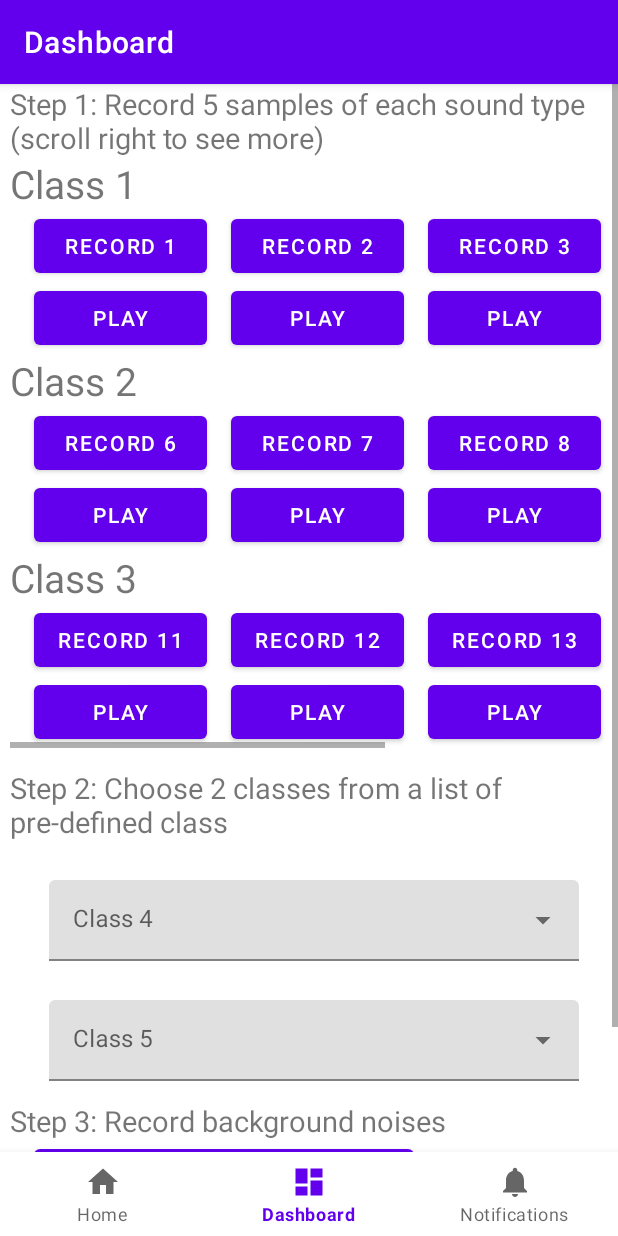
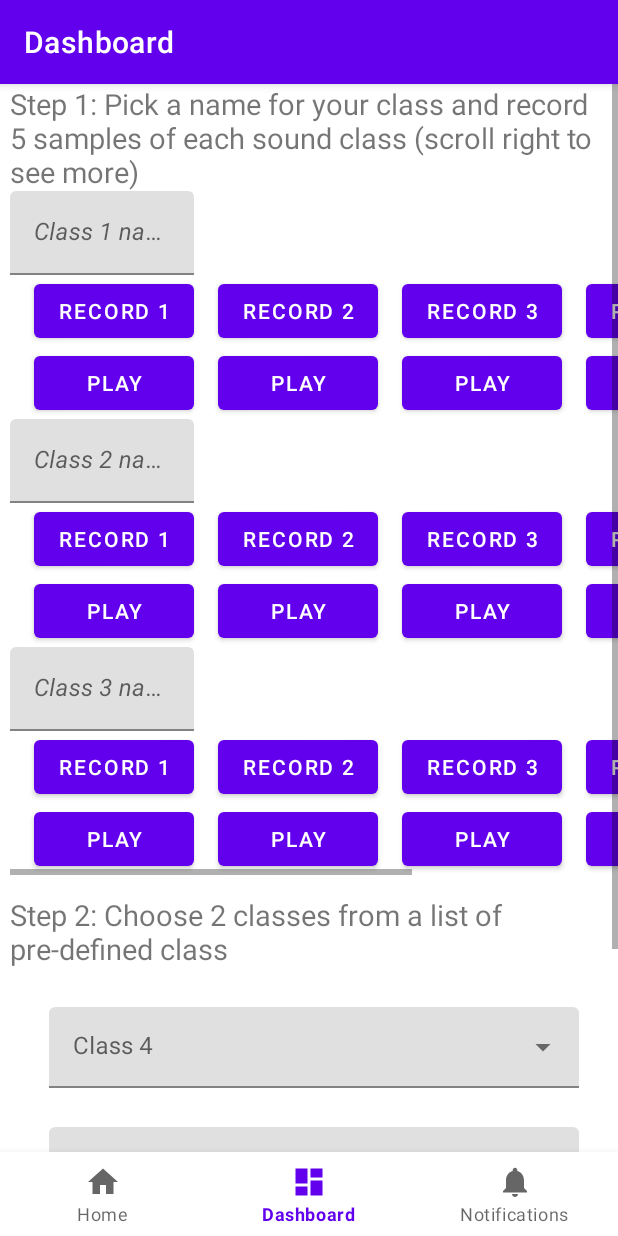
Before and after one commit to makeabilitylab/ProtoSound, an Android app: the DashboardFragment screen opened through its navigation route, on a phone screen of 412 x 824 dp. Run offline under Robolectric (Android 15) with nearby library versions, the phone set to English and light mode, and no system bars; our stand-ins replace navigation-ui, sdp/ssp sizes; libraries missing offline, so code that uses them is left out: com.github.nkzawa.emitter, com.github.nkzawa.socketio; 7 statements that could not run were skipped.

Commit message:
Add new Emitter, fix UI

```diff
--- a/app/src/main/java/com/makeability/protosound/MainActivity.java
+++ b/app/src/main/java/com/makeability/protosound/MainActivity.java
@@ -147,10 +147,6 @@ public class MainActivity extends AppCompatActivity {
         } catch (JSONException e) {
             e.printStackTrace();
         }
-
-//        MainActivity.mSocket.emit("android_test");
-//        MainActivity.mSocket.emit("audio_data", jsonObject);
-
 
         setContentView(R.layout.activity_main);
         BottomNavigationView navView = findViewById(R.id.nav_view);
--- a/app/src/main/java/com/makeability/protosound/ui/dashboard/DashboardFragment.java
+++ b/app/src/main/java/com/makeability/protosound/ui/dashboard/DashboardFragment.java
@@ -1,15 +1,17 @@
 package com.makeability.protosound.ui.dashboard;
 
 import android.Manifest;
-import android.annotation.SuppressLint;
 import android.content.pm.PackageManager;
 import android.graphics.Color;
 import android.media.AudioFormat;
 import android.os.Bundle;
+import android.text.Editable;
+import android.text.TextWatcher;
 import android.util.Log;
 import android.view.LayoutInflater;
 import android.view.View;
 import android.view.ViewGroup;
+import android.widget.AdapterView;
 import android.widget.ArrayAdapter;
 import android.widget.AutoCompleteTextView;
 import android.widget.Button;
@@ -22,6 +24,7 @@ import androidx.lifecycle.ViewModelProvider;
 
 import com.github.nkzawa.emitter.Emitter;
 import com.github.nkzawa.socketio.client.Socket;
+import com.google.android.material.textfield.TextInputEditText;
 import com.makeability.protosound.MainActivity;
 import com.makeability.protosound.R;
 import com.makeability.protosound.utils.SoundRecorder;
@@ -39,8 +42,8 @@ import java.io.FileOutputStream;
 import java.io.IOException;
 import java.nio.ByteBuffer;
 import java.nio.ByteOrder;
-import java.sql.Struct;
 import java.util.ArrayList;
+import java.util.Arrays;
 import java.util.HashMap;
 import java.util.List;
 import java.util.Map;
@@ -49,6 +52,7 @@ import java.util.TimerTask;
 
 public class DashboardFragment extends Fragment {
 
+    private String TAG = "Dashboard";
     private static final boolean TEST = true;
     private DashboardViewModel dashboardViewModel;
     private Socket mSocket;
@@ -62,7 +66,7 @@ public class DashboardFragment extends Fragment {
     private boolean isRecording = false;
     int BufferElements2Rec = 1024; // want to play 2048 (2K) since 2 bytes we use only 1024
     int BytesPerElement = 2; // 2 bytes in 16bit format
-    String TAG = "Dashboard";
+    String[] labelList = {"", "", "", "", ""};
     SoundRecorder recorder;
     int[] recordButtonList = {R.id.record_1, R.id.record_2, R.id.record_3, R.id.record_4,
             R.id.record_5, R.id.record_6, R.id.record_7, R.id.record_8, R.id.record_9,
@@ -78,10 +82,6 @@ public class DashboardFragment extends Fragment {
                 new ViewModelProvider(this).get(DashboardViewModel.class);
         View root = inflater.inflate(R.layout.fragment_dashboard, container, false);
 
-//        SocketUtil socketUtil = new SocketUtil();
-//        mSocket = socketUtil.getSocket();
-//        mSocket.on("android_test", onConnect);
-//        mSocket.connect();
         Map<Integer, Integer> recordPlayMap = new HashMap<>();
         for (int i = 0; i < playButtonList.length; i++) {
             if (!recordPlayMap.containsKey(playButtonList[i])) {
@@ -114,16 +114,72 @@ public class DashboardFragment extends Fragment {
         spinner.setAdapter(adapter);
         spinner2.setAdapter(adapter);
 
+        // Set Listener for spinner
+        setOnItemClickListener(spinner, 4);
+        setOnItemClickListener(spinner2, 5);
+
+        // Setup 3 edit texts for 3 classes
+        TextInputEditText field_1 = (TextInputEditText) root.findViewById(R.id.class_1);
+        TextInputEditText field_2 = (TextInputEditText) root.findViewById(R.id.class_2);
+        TextInputEditText field_3 = (TextInputEditText) root.findViewById(R.id.class_3);
+        setOnClickText(field_1, 1);
+        setOnClickText(field_2, 2);
+        setOnClickText(field_3, 3);
         Button submit = (Button) root.findViewById(R.id.submit);
-        setOnClickTestSubmit(submit, R.id.record_1);
+        setOnClickSubmit(submit, R.id.record_1);
         return root;
     }
+
+    private void setOnClickText(TextInputEditText field, int id) {
+        field.addTextChangedListener(new TextWatcher() {
+            @Override
+            public void beforeTextChanged(CharSequence s, int start, int count, int after) {
+
+            }
+
+            @Override
+            public void onTextChanged(CharSequence s, int start, int before, int count) {
+
+            }
+
+            @Override
+            public void afterTextChanged(Editable s) {
+                String errMsg = "";
+                if (id == 1) {
+                    errMsg = "1st";
+                } else if (id == 2) {
+                    errMsg = "2nd";
+                } else {
+                    errMsg = "3rd";
+                }
+                String labelName = s.toString();
+                if (labelName.isEmpty()) {
+                    field.setError("Please enter a name for your " + errMsg + " class.");
+                }
+                Log.d(TAG, "EditText: " + labelName);
+                labelList[id - 1] = labelName;
+            }
+        });
+    }
+
+    private void setOnItemClickListener(final AutoCompleteTextView spinner, int spinner_id) {
+        spinner.setOnItemClickListener(new AdapterView.OnItemClickListener() {
+            @Override
+            public void onItemClick(AdapterView<?> parent, View view, int position, long id) {
+                String selection = (String)parent.getItemAtPosition(position);
+                Log.d(TAG, "spinner " + spinner_id + ": " + selection);
+                labelList[spinner_id - 1] = selection;
+            }
+        });
+    }
+
+
 
     private void setOnClickRecord(final Button btn, final int id){
 
         btn.setOnClickListener(v -> {
             btn.setBackgroundColor(Color.GREEN);
-
+            Toast.makeText(requireActivity(), "Recording.." , Toast.LENGTH_SHORT).show();
             Log.d(TAG, "record:"+ id + " called");
             startRecording(id);
             Timer timer = new Timer();
@@ -133,7 +189,7 @@ public class DashboardFragment extends Fragment {
                     stopRecording();
                     timer.cancel();
                 }
-            }, 2000);
+            }, 1000);
         });
     }
 
@@ -141,6 +197,7 @@ public class DashboardFragment extends Fragment {
 
         btn.setOnClickListener(v -> {
             Log.d(TAG, "play:" + id + " called");
+            Toast.makeText(requireActivity(), "Playing.." , Toast.LENGTH_SHORT).show();
             startPlay(id);
         });
     }
@@ -157,45 +214,37 @@ public class DashboardFragment extends Fragment {
             test.add((short) 45);
             test.add((short) 56);
             Log.d(TAG, "setOnClickTestSubmit: " + test);
-//            sendRawAudioToServer(test);
+//            sendRawAudioToServer(test, i);
+        });
+    }
+
+    private void setOnClickSubmit(final Button btn, final int id){
+
+        btn.setOnClickListener(v -> {
+            Log.d(TAG, "Submit to Server");
             try {
-                if (!checkAllFileExisted()) {
-                    Toast.makeText(requireActivity(), "There are still one of more unrecorded samples", Toast.LENGTH_SHORT).show();
+                if (!checkAllFieldsExisted()) {
                     return;
                 }
-                byte[] byteArray = getBytesFromPCM(VOICE_FILE_NAME + rid + ".pcm");
-                short[] shortArray = convertByteArrayToShortArray(byteArray);
-                int[] intArray = convertByteArrayToUnsignedByteArray(byteArray);
-                List<Short> soundBuffer = new ArrayList<>();
-                for (short num : shortArray) {
-                    soundBuffer.add(num);
+                JSONObject soundPackage = new JSONObject();
+
+                for (int i = 0; i < recordButtonList.length; i++) {
+                    byte[] byteArray = getBytesFromPCM(VOICE_FILE_NAME + recordButtonList[i] + ".pcm");
+                    short[] shortArray = convertByteArrayToShortArray(byteArray);
+                    List<Short> soundBuffer = new ArrayList<>();
+                    for (short num : shortArray) {
+                        soundBuffer.add(num);
+                    }
+                    soundPackage.put("data_" + i, soundBuffer);
                 }
-                sendRawAudioToServer(soundBuffer);
-            } catch (FileNotFoundException e) {
+                List<String> labels = new ArrayList<>(Arrays.asList(labelList));
+                soundPackage.put("label", labels);
+                MainActivity.mSocket.emit("submit_audio", soundPackage);
+            } catch (FileNotFoundException | JSONException e) {
                 e.printStackTrace();
             }
         });
     }
-
-//    private void setOnClickSubmit(final Button btn, final int id){
-//
-//        btn.setOnClickListener(v -> {
-//            Log.d(TAG, "Submit to Server");
-//            for (int rid: recordButtonList) {
-//                try {
-//                    byte[] byteArray = getBytesFromPCM(VOICE_FILE_NAME + rid + ".pcm");
-//                    short[] shortArray = convertByteArrayToShortArray(byteArray);
-//                    List<Byte> soundBuffer = new ArrayList<>();
-//                    for (byte num : byteArray) {
-//                        soundBuffer.add(num);
-//                    }
-//                    sendRawAudioToServer(soundBuffer);
-//                } catch (FileNotFoundException e) {
-//                    e.printStackTrace();
-//                }
-//            }
-//        });
-//    }
 
     private void startRecording(int id) {
         Log.d(TAG, "startRecording: ");
@@ -220,10 +269,19 @@ public class DashboardFragment extends Fragment {
         }
     }
 
-    private boolean checkAllFileExisted() {
+    private boolean checkAllFieldsExisted() {
         for (int rid : recordButtonList) {
             String filename = VOICE_FILE_NAME + rid + ".pcm";
             if (!new File(requireActivity().getFilesDir(), filename).exists()) {
+                Log.d(TAG, "File not exist: " + filename);
+                Toast.makeText(requireActivity(), "Missing one or more record samples", Toast.LENGTH_SHORT).show();
+                return false;
+            }
+        }
+        for (int i = 0; i < labelList.length; i++) {
+            if (labelList[i].isEmpty()) {
+                Log.d(TAG, "Label not exist: " + i);
+                Toast.makeText(requireActivity(), "Missing one or more labels", Toast.LENGTH_SHORT).show();
                 return false;
             }
         }
@@ -264,9 +322,10 @@ public class DashboardFragment extends Fragment {
         return bytes;
     }
 
-    private void sendRawAudioToServer(List<Short> soundBuffer) {
+    private void sendRawAudioToServer(List<Short> soundBuffer, int id) {
         try {
             JSONObject jsonObject = new JSONObject();
+
             jsonObject.put("data", new JSONArray(soundBuffer));
             jsonObject.put("time", "" + System.currentTimeMillis());
             Log.i(TAG, "Send raw audio to server:");
--- a/app/src/main/res/layout/fragment_dashboard.xml
+++ b/app/src/main/res/layout/fragment_dashboard.xml
@@ -57,13 +57,21 @@
                     <TableRow
                         android:layout_width="match_parent"
                         android:layout_height="match_parent">
+                        <com.google.android.material.textfield.TextInputLayout
+                            android:layout_width="match_parent"
+                            android:layout_height="wrap_content"
+                            android:hint="@string/hint1"
+                            >
 
-                        <TextView
-                            android:id="@+id/text_dashboard1"
-                            android:layout_width="match_parent"
-                            android:layout_height="match_parent"
-                            android:text="@string/class_1"
-                            android:textSize="@dimen/_20ssp" />
+                            <com.google.android.material.textfield.TextInputEditText
+                                android:id="@+id/class_1"
+                                android:layout_width="match_parent"
+                                android:layout_height="match_parent"
+                                android:imeOptions="actionDone"
+                                android:inputType="text"
+                                android:singleLine="true" />
+
+                        </com.google.android.material.textfield.TextInputLayout>
                     </TableRow>
 
                     <TableRow
@@ -75,35 +83,35 @@
                             android:layout_width="wrap_content"
                             android:layout_height="wrap_content"
                             android:layout_marginStart="16dp"
-                            android:text="Record 1" />
+                            android:text="@string/record_1" />
 
                         <Button
                             android:id="@+id/record_2"
                             android:layout_width="wrap_content"
                             android:layout_height="wrap_content"
                             android:layout_marginStart="16dp"
-                            android:text="Record 2" />
+                            android:text="@string/record_2" />
 
                         <Button
                             android:id="@+id/record_3"
                             android:layout_width="wrap_content"
                             android:layout_height="wrap_content"
                             android:layout_marginStart="16dp"
-                            android:text="Record 3" />
+                            android:text="@string/record_3" />
 
                         <Button
                             android:id="@+id/record_4"
                             android:layout_width="wrap_content"
                             android:layout_height="wrap_content"
                             android:layout_marginStart="16dp"
-                            android:text="Record 4" />
+                            android:text="@string/record_4" />
 
                         <Button
                             android:id="@+id/record_5"
                             android:layout_width="wrap_content"
                             android:layout_height="wrap_content"
                             android:layout_marginStart="16dp"
-                            android:text="Record 5" />
+                            android:text="@string/record_5" />
 
                     </TableRow>
 
@@ -151,13 +159,20 @@
                     <TableRow
                         android:layout_width="match_parent"
                         android:layout_height="match_parent">
+                        <com.google.android.material.textfield.TextInputLayout
+                            android:layout_width="match_parent"
+                            android:layout_height="wrap_content"
+                            android:hint="@string/hint2">
 
-                        <TextView
-                            android:id="@+id/text_dashboard2"
-                            android:layout_width="match_parent"
-                            android:layout_height="match_parent"
-                            android:text="@string/class_2"
-                            android:textSize="@dimen/_20ssp" />
+                            <com.google.android.material.textfield.TextInputEditText
+                                android:id="@+id/class_2"
+                                android:layout_width="match_parent"
+                                android:layout_height="wrap_content"
+                                android:imeOptions="actionDone"
+                                android:inputType="text"
+                                android:singleLine="true" />
+
+                        </com.google.android.material.textfield.TextInputLayout>
                     </TableRow>
 
                     <TableRow
@@ -169,35 +184,35 @@
                             android:layout_width="wrap_content"
                             android:layout_height="wrap_content"
                             android:layout_marginStart="16dp"
-                            android:text="Record 6" />
+                            android:text="@string/record_1" />
 
                         <Button
                             android:id="@+id/record_7"
                             android:layout_width="wrap_content"
                             android:layout_height="wrap_content"
                             android:layout_marginStart="16dp"
-                            android:text="Record 7" />
+                            android:text="@string/record_2" />
 
                         <Button
                             android:id="@+id/record_8"
                             android:layout_width="wrap_content"
                             android:layout_height="wrap_content"
                             android:layout_marginStart="16dp"
-                            android:text="Record 8" />
+                            android:text="@string/record_3" />
 
                         <Button
                             android:id="@+id/record_9"
                             android:layout_width="wrap_content"
                             android:layout_height="wrap_content"
                             android:layout_marginStart="16dp"
-                            android:text="Record 9" />
+                            android:text="@string/record_4" />
 
                         <Button
                             android:id="@+id/record_10"
                             android:layout_width="wrap_content"
                             android:layout_height="wrap_content"
                             android:layout_marginStart="16dp"
-                            android:text="Record 10" />
+                            android:text="@string/record_5" />
 
                     </TableRow>
 
@@ -245,13 +260,20 @@
                     <TableRow
                         android:layout_width="match_parent"
                         android:layout_height="match_parent">
+                        <com.google.android.material.textfield.TextInputLayout
+                            android:layout_width="match_parent"
+                            android:layout_height="wrap_content"
+                            android:hint="@string/hint3">
 
-                        <TextView
-                            android:id="@+id/text_dashboard3"
-                            android:layout_width="match_parent"
-                            android:layout_height="match_parent"
-                            android:text="@string/class_3"
-                            android:textSize="@dimen/_20ssp" />
+                            <com.google.android.material.textfield.TextInputEditText
+                                android:id="@+id/class_3"
+                                android:layout_width="match_parent"
+                                android:layout_height="wrap_content"
+                                android:imeOptions="actionDone"
+                                android:inputType="text"
+                                android:singleLine="true" />
+
+                        </com.google.android.material.textfield.TextInputLayout>
                     </TableRow>
 
                     <TableRow
@@ -263,35 +285,35 @@
                             android:layout_width="wrap_content"
                             android:layout_height="wrap_content"
                             android:layout_marginStart="16dp"
-                            android:text="@string/record_11" />
+                            android:text="@string/record_1" />
 
                         <Button
                             android:id="@+id/record_12"
                             android:layout_width="wrap_content"
                             android:layout_height="wrap_content"
                             android:layout_marginStart="16dp"
-                            android:text="@string/record_12" />
+                            android:text="@string/record_2" />
 
                         <Button
                             android:id="@+id/record_13"
                             android:layout_width="wrap_content"
                             android:layout_height="wrap_content"
                             android:layout_marginStart="16dp"
-                            android:text="Record 13" />
+                            android:text="@string/record_3" />
 
                         <Button
                             android:id="@+id/record_14"
                             android:layout_width="wrap_content"
                             android:layout_height="wrap_content"
                             android:layout_marginStart="16dp"
-                            android:text="Record 14" />
+                            android:text="@string/record_4" />
 
                         <Button
                             android:id="@+id/record_15"
                             android:layout_width="wrap_content"
                             android:layout_height="wrap_content"
                             android:layout_marginStart="16dp"
-                            android:text="Record 15" />
+                            android:text="@string/record_5" />
 
                     </TableRow>
 
--- a/app/src/main/res/values/strings.xml
+++ b/app/src/main/res/values/strings.xml
@@ -12,9 +12,22 @@
     <string name="record_12">Record 12</string>
     <string name="class_4">Class 4</string>
     <string name="class_5">Class 5</string>
-    <string name="tutorial_1">Step 1: Record 5 samples of each sound type (scroll right to see more)</string>
+    <string name="tutorial_1">Step 1: Pick a name for your class and record 5 samples of each sound class (scroll right to see more)</string>
     <string name="tutorial_2">Step 2: Choose 2 classes from a list of pre-defined class</string>
     <string name="tutorial_3">Step 3: Record background noises</string>
+    <string name="record_1">Record 1</string>
+    <string name="record_2">Record 2</string>
+    <string name="record_3">Record 3</string>
+    <string name="record_4">Record 4</string>
+    <string name="record_5">Record 5</string>
+    <string name="record_15">Record 15</string>
+    <string name="record_14">Record 14</string>
+    <string name="record_13">Record 13</string>
+    <string name="record_6">Record 6</string>
+    <string name="record_7">Record 7</string>
+    <string name="record_8">Record 8</string>
+    <string name="record_9">Record 9</string>
+    <string name="record_10">Record 10</string>
     <string-array name="sound_array">
         <item>Siren</item>
         <item>Fire Alarm</item>
@@ -22,4 +35,8 @@
         <item>Placeholder2</item>
         <item>Placeholder3</item>
     </string-array>
+    <string name="hint1"><i>Class 1 name:</i></string>
+    <string name="hint2"><i>Class 2 name:</i></string>
+    <string name="hint3"><i>Class 3 name:</i></string>
+
 </resources>
```
Also changed, not shown: 2 other files.
